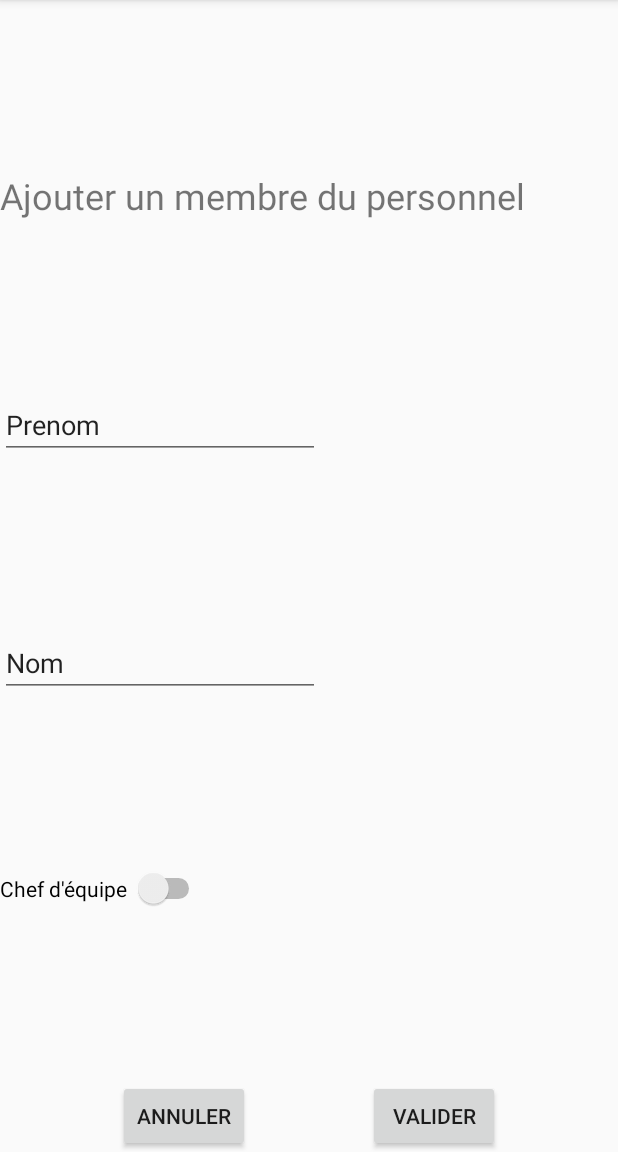
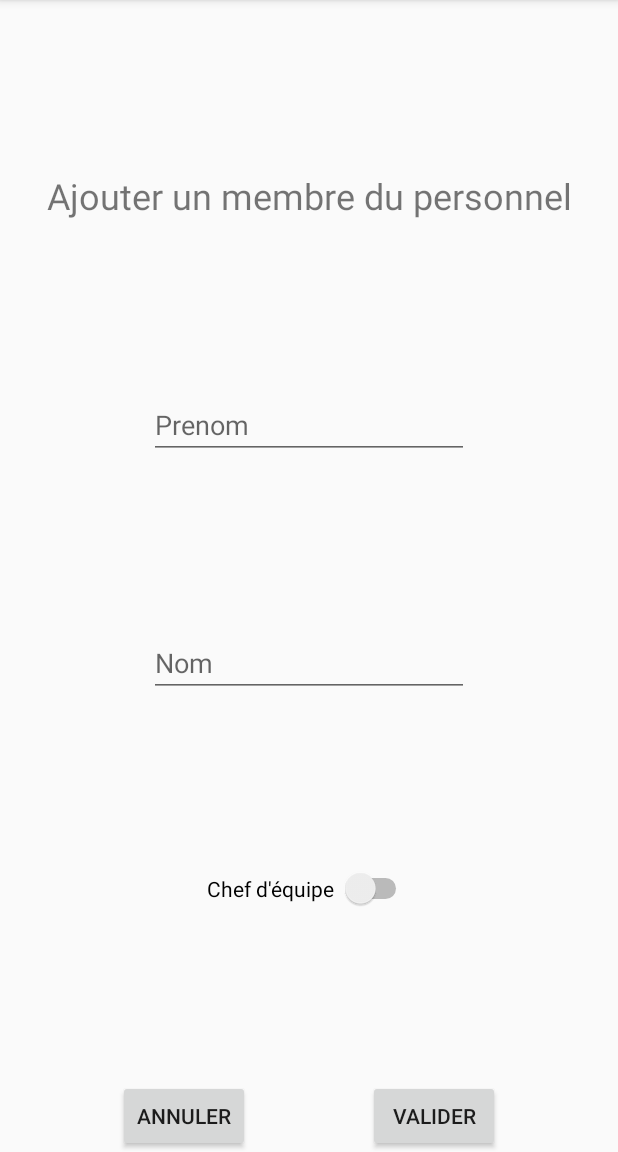
Before and after one commit to SamB78/GestionnaireRapportDeChantier2, an Android app: the GestionPersonnelFragment screen opened through its navigation route, after a tap on an icon or button, on a phone screen of 412 x 824 dp, the part 84-1236 px from its top. Run offline under Robolectric (Android 15) with nearby library versions, the phone set to English and light mode, and no system bars; our stand-ins replace Room's generated code, Timber, data binding.

Commit message:
Ajout sauvegarde Personnel dans BDD
- Prochaine étape -> RecyclerView Personnel

```diff
--- a/app/build.gradle
+++ b/app/build.gradle
@@ -72,4 +72,7 @@ dependencies {
     // navigation
     implementation "androidx.navigation:navigation-fragment-ktx:$nav_version"
     implementation "androidx.navigation:navigation-ui-ktx:$nav_version"
+
+
+    implementation 'com.jakewharton.timber:timber:4.7.1'
 }
--- a/app/src/main/java/com/example/gestionnairerapportdechantier/Database/GestionnaireDatabase.kt
+++ b/app/src/main/java/com/example/gestionnairerapportdechantier/Database/GestionnaireDatabase.kt
@@ -13,7 +13,7 @@ import com.example.gestionnairerapportdechantier.entities.*
         AssociationPersonnelRapportJournalierChantier::class,
         RapportJournalierChantier::class,
         RapportChantier::class],
-    version = 2, exportSchema = false)
+    version = 3, exportSchema = false)
 
 abstract class GestionnaireDatabase : RoomDatabase() {
 
--- a/app/src/main/java/com/example/gestionnairerapportdechantier/Database/PersonnelDao.kt
+++ b/app/src/main/java/com/example/gestionnairerapportdechantier/Database/PersonnelDao.kt
@@ -12,10 +12,10 @@ import com.example.gestionnairerapportdechantier.entities.Personnel
 interface PersonnelDao {
 
     @Insert
-    fun insert(personnel: Personnel)
+    fun insertPersonnel(personnel: Personnel): Long
 
     @Update
-    fun update(personnel: Personnel)
+    fun updatePersonnel(personnel: Personnel)
 
     @Query("SELECT * FROM personnel")
     fun getAllFromPersonnel(): LiveData<List<Personnel>>
--- a/app/src/main/java/com/example/gestionnairerapportdechantier/MainActivity.kt
+++ b/app/src/main/java/com/example/gestionnairerapportdechantier/MainActivity.kt
@@ -2,11 +2,13 @@ package com.example.gestionnairerapportdechantier
 
 import androidx.appcompat.app.AppCompatActivity
 import android.os.Bundle
+import timber.log.Timber
 
 class MainActivity : AppCompatActivity() {
 
     override fun onCreate(savedInstanceState: Bundle?) {
         super.onCreate(savedInstanceState)
+        Timber.plant(Timber.DebugTree());
         setContentView(R.layout.activity_main)
     }
 }
--- a/app/src/main/java/com/example/gestionnairerapportdechantier/entities/Personnel.kt
+++ b/app/src/main/java/com/example/gestionnairerapportdechantier/entities/Personnel.kt
@@ -11,10 +11,10 @@ data class Personnel (
 
     @ColumnInfo(name = "personnel_id")
     @PrimaryKey(autoGenerate = true)
-    var personnelId: Int,
-    var nom: String,
-    var prenom: String,
-    var Fonction: Int
+    var personnelId: Int? = null,
+    var nom: String? = null,
+    var prenom: String? = null,
+    var fonction: Int? = 0
 )
 
 @Entity(tableName = "assocation_personnel_rapport_joutnalier_chantier",
--- a/app/src/main/java/com/example/gestionnairerapportdechantier/gestionPersonnel/CreationPersonnelFragment.kt
+++ b/app/src/main/java/com/example/gestionnairerapportdechantier/gestionPersonnel/CreationPersonnelFragment.kt
@@ -6,9 +6,13 @@ import androidx.fragment.app.Fragment
 import android.view.LayoutInflater
 import android.view.View
 import android.view.ViewGroup
+import android.widget.Toast
 import androidx.fragment.app.activityViewModels
+import androidx.lifecycle.Observer
+import androidx.navigation.fragment.findNavController
 import com.example.gestionnairerapportdechantier.R
 import com.example.gestionnairerapportdechantier.databinding.FragmentCreationPersonnelBinding
+
 
 /**
  * A simple [Fragment] subclass.
@@ -29,9 +33,24 @@ class CreationPersonnelFragment : Fragment() {
 
         binding.viewModel = viewModel
 
-        // Inflate the layout for this fragment
-        return inflater.inflate(R.layout.fragment_creation_personnel, container, false)
-    }
 
+        viewModel.navigationPersonnel.observe(viewLifecycleOwner, Observer{ navigation ->
+            when(navigation){
+                GestionPersonnelViewModel.navigationMenuPersonnel.ENREGISTREMENT_PERSONNEL->{
+                    Toast.makeText(activity, "Nouvelle entrée dans la BDD", Toast.LENGTH_SHORT)
+                    viewModel.onBoutonClicked()
+                    findNavController().navigate(R.id.action_creationPersonnelFragment_to_gestionPersonnelFragment)
+                }
+                GestionPersonnelViewModel.navigationMenuPersonnel.LISTE_PERSONNEL-> {
+                    findNavController().navigate(R.id.action_creationPersonnelFragment_to_gestionPersonnelFragment)
+                    viewModel.onBoutonClicked()
+                }
+
+            }
+        })
+
+            // Inflate the layout for this fragment
+            return binding.root
+}
 
 }
--- a/app/src/main/java/com/example/gestionnairerapportdechantier/gestionPersonnel/GestionPersonnelFragment.kt
+++ b/app/src/main/java/com/example/gestionnairerapportdechantier/gestionPersonnel/GestionPersonnelFragment.kt
@@ -14,6 +14,7 @@ import com.example.gestionnairerapportdechantier.Database.GestionnaireDatabase
 import com.example.gestionnairerapportdechantier.R
 import com.example.gestionnairerapportdechantier.databinding.FragmentGestionPersonnelBinding
 import com.example.gestionnairerapportdechantier.mainMenu.MainMenuViewModel
+import timber.log.Timber
 
 /**
  * A simple [Fragment] subclass.
@@ -42,6 +43,15 @@ class GestionPersonnelFragment : Fragment() {
 
         binding.viewModel = viewModel
 
+        viewModel.listePersonnel.observe(viewLifecycleOwner, Observer { listePersonnel ->
+            listePersonnel?.let{
+                listePersonnel.forEach {
+                    Timber.i("listePersonnel = $it")
+                }
+            }
+        })
+
+
         viewModel.navigationPersonnel.observe(viewLifecycleOwner, Observer { navigation ->
 
             when(navigation){
--- a/app/src/main/res/layout/fragment_creation_personnel.xml
+++ b/app/src/main/res/layout/fragment_creation_personnel.xml
@@ -7,7 +7,6 @@
         <variable
             name="viewModel"
             type="com.example.gestionnairerapportdechantier.gestionPersonnel.GestionPersonnelViewModel" />
-
     </data>
 
     <androidx.constraintlayout.widget.ConstraintLayout
@@ -15,6 +14,54 @@
         android:layout_height="match_parent"
         tools:context=".gestionPersonnel.CreationPersonnelFragment">
 
+        <TextView
+            android:id="@+id/textView2"
+            android:layout_width="wrap_content"
+            android:layout_height="wrap_content"
+            android:text="Ajouter un membre du personnel"
+            android:textSize="24sp"
+            app:layout_constraintBottom_toTopOf="@+id/editText"
+            app:layout_constraintEnd_toEndOf="parent"
+            app:layout_constraintStart_toStartOf="parent"
+            app:layout_constraintTop_toTopOf="parent" />
+
+
+        <EditText
+            android:id="@+id/editText2"
+            android:layout_width="wrap_content"
+            android:layout_height="wrap_content"
+            android:ems="10"
+            android:inputType="textPersonName"
+            android:hint="Nom"
+            android:text="@={viewModel.newPersonnel.nom}"
+            app:layout_constraintBottom_toTopOf="@+id/switch1"
+            app:layout_constraintEnd_toEndOf="parent"
+            app:layout_constraintStart_toStartOf="parent"
+            app:layout_constraintTop_toBottomOf="@+id/editText" />
+
+        <EditText
+            android:id="@+id/editText"
+            android:layout_width="wrap_content"
+            android:layout_height="wrap_content"
+            android:ems="10"
+            android:inputType="textPersonName"
+            android:hint="Prenom"
+            android:text="@={viewModel.newPersonnel.prenom}"
+            app:layout_constraintBottom_toTopOf="@+id/editText2"
+            app:layout_constraintEnd_toEndOf="parent"
+            app:layout_constraintStart_toStartOf="parent"
+            app:layout_constraintTop_toBottomOf="@+id/textView2" />
+
+        <Switch
+            android:id="@+id/switch1"
+            android:layout_width="wrap_content"
+            android:layout_height="wrap_content"
+            android:text="Chef d'équipe "
+            app:layout_constraintBottom_toTopOf="@+id/button"
+            app:layout_constraintEnd_toEndOf="parent"
+            app:layout_constraintStart_toStartOf="parent"
+            app:layout_constraintTop_toBottomOf="@+id/editText2"
+            android:onCheckedChanged="@{(_,i)->viewModel.onCheckedSwitchChefEquipeChanged(i)}"/>
 
         <Button
             android:id="@+id/button"
@@ -34,48 +81,10 @@
             app:layout_constraintBottom_toBottomOf="parent"
             app:layout_constraintEnd_toEndOf="parent"
             app:layout_constraintHorizontal_bias="0.5"
-            app:layout_constraintStart_toEndOf="@+id/button" />
+            app:layout_constraintStart_toEndOf="@+id/button"
+            android:onClick="@{()-> viewModel.onClickBoutonCreationTermine()}"/>
 
-        <EditText
-            android:id="@+id/editText2"
-            android:layout_width="wrap_content"
-            android:layout_height="wrap_content"
-            android:ems="10"
-            android:inputType="textPersonName"
-            android:text="Nom"
-            app:layout_constraintBottom_toTopOf="@+id/switch1"
-            app:layout_constraintTop_toBottomOf="@+id/editText"
-            tools:layout_editor_absoluteX="99dp" />
 
-        <TextView
-            android:id="@+id/textView2"
-            android:layout_width="wrap_content"
-            android:layout_height="wrap_content"
-            android:text="Ajouter un membre du personnel"
-            android:textSize="24sp"
-            app:layout_constraintBottom_toTopOf="@+id/editText"
-            app:layout_constraintTop_toTopOf="parent"
-            tools:layout_editor_absoluteX="39dp" />
-
-        <Switch
-            android:id="@+id/switch1"
-            android:layout_width="wrap_content"
-            android:layout_height="wrap_content"
-            android:text="Chef d'équipe "
-            app:layout_constraintBottom_toTopOf="@+id/button"
-            app:layout_constraintTop_toBottomOf="@+id/editText2"
-            tools:layout_editor_absoluteX="147dp" />
-
-        <EditText
-            android:id="@+id/editText"
-            android:layout_width="wrap_content"
-            android:layout_height="wrap_content"
-            android:ems="10"
-            android:inputType="textPersonName"
-            android:text="Prenom"
-            app:layout_constraintBottom_toTopOf="@+id/editText2"
-            app:layout_constraintTop_toBottomOf="@+id/textView2"
-            tools:layout_editor_absoluteX="99dp" />
 
     </androidx.constraintlayout.widget.ConstraintLayout>
 </layout>
--- a/app/src/main/res/navigation/navigation.xml
+++ b/app/src/main/res/navigation/navigation.xml
@@ -27,5 +27,9 @@
         android:id="@+id/creationPersonnelFragment"
         android:name="com.example.gestionnairerapportdechantier.gestionPersonnel.CreationPersonnelFragment"
         android:label="fragment_creation_personnel"
-        tools:layout="@layout/fragment_creation_personnel" />
+        tools:layout="@layout/fragment_creation_personnel" >
+        <action
+            android:id="@+id/action_creationPersonnelFragment_to_gestionPersonnelFragment"
+            app:destination="@id/gestionPersonnelFragment" />
+    </fragment>
 </navigation>
```
Also changed, not shown: app/src/main/java/com/example/gestionnairerapportdechantier/gestionPersonnel/GestionPersonnelViewModel.kt (+44 -2 lines).
